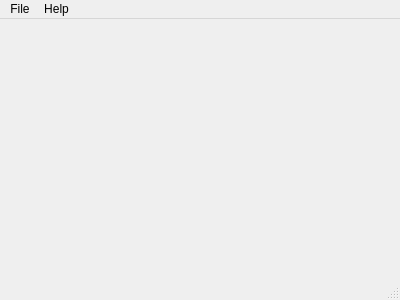
Above: source/gui/mainwindow.ui from Tyendinaga/CHIP-8 before the change. Below: the same form after it.
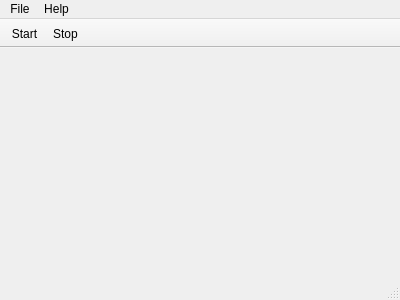
That is the form after the change. Icons and pictures are not drawn.

The edit to the form file:
```diff
--- a/source/gui/mainwindow.ui
+++ b/source/gui/mainwindow.ui
@@ -18,6 +18,41 @@
     <normaloff>:/resources/application.ico</normaloff>:/resources/application.ico</iconset>
   </property>
   <widget class="QWidget" name="centralwidget"/>
+  <widget class="QStatusBar" name="statusbar"/>
+  <widget class="QToolBar" name="toolBar">
+   <property name="enabled">
+    <bool>true</bool>
+   </property>
+   <property name="contextMenuPolicy">
+    <enum>Qt::PreventContextMenu</enum>
+   </property>
+   <property name="windowTitle">
+    <string>toolBar</string>
+   </property>
+   <property name="movable">
+    <bool>false</bool>
+   </property>
+   <property name="allowedAreas">
+    <set>Qt::TopToolBarArea</set>
+   </property>
+   <property name="iconSize">
+    <size>
+     <width>30</width>
+     <height>30</height>
+    </size>
+   </property>
+   <property name="floatable">
+    <bool>false</bool>
+   </property>
+   <attribute name="toolBarArea">
+    <enum>TopToolBarArea</enum>
+   </attribute>
+   <attribute name="toolBarBreak">
+    <bool>false</bool>
+   </attribute>
+   <addaction name="actionStart"/>
+   <addaction name="actionStop"/>
+  </widget>
   <widget class="QMenuBar" name="menubar">
    <property name="geometry">
     <rect>
@@ -66,6 +101,16 @@
     <string>Boot Game</string>
    </property>
   </action>
+  <action name="actionStart">
+   <property name="text">
+    <string>Start</string>
+   </property>
+  </action>
+  <action name="actionStop">
+   <property name="text">
+    <string>Stop</string>
+   </property>
+  </action>
  </widget>
  <resources/>
  <connections/>
```
Left out of the diff: 5 changed lines with no effect on the pictures.
